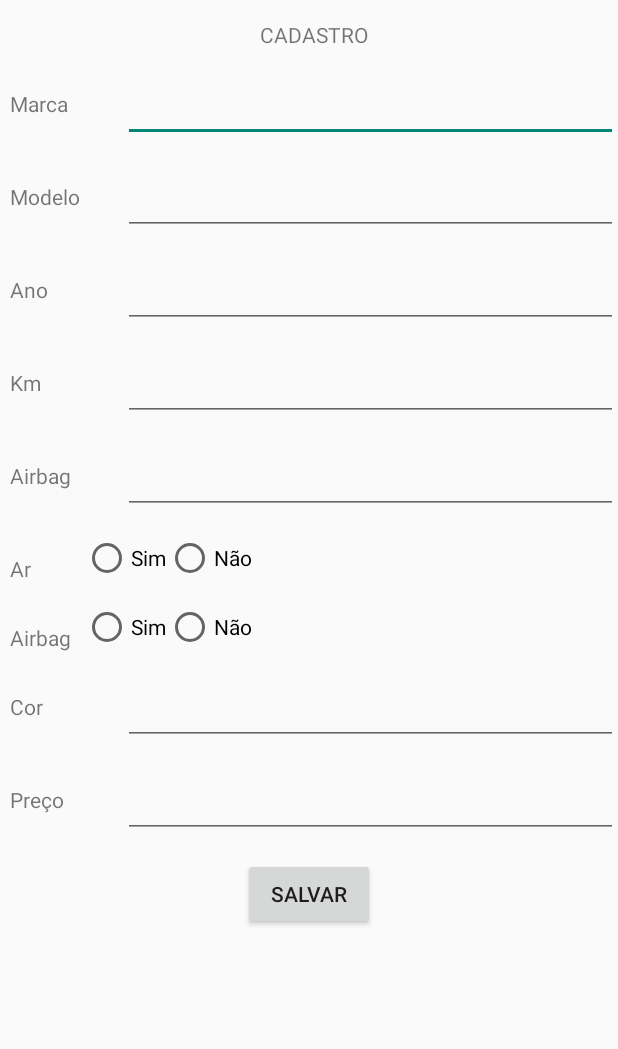
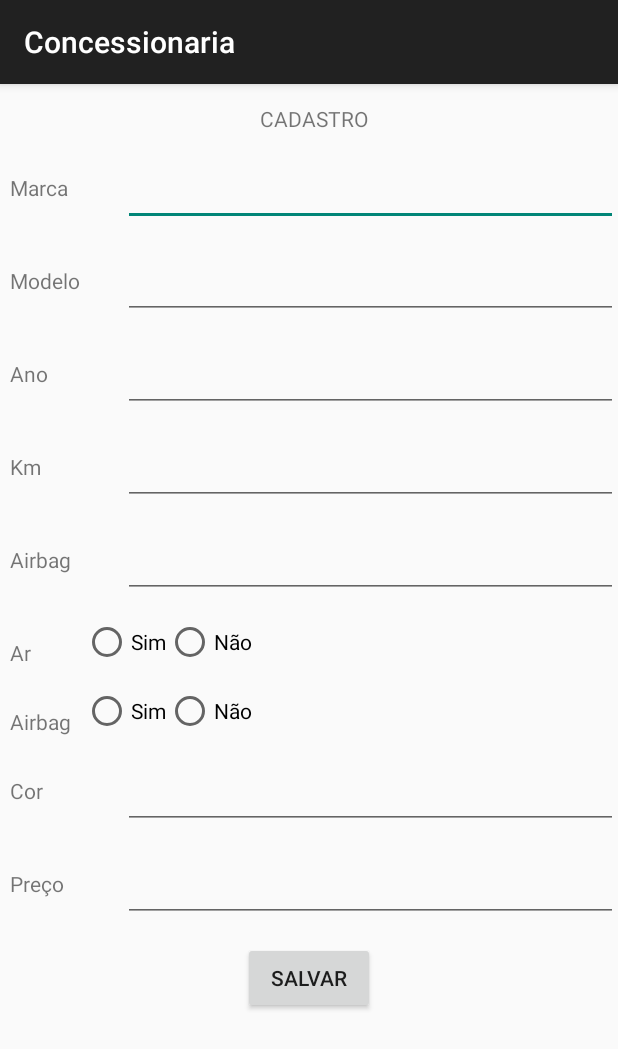
Before and after one commit to mdamaceno/concessionaria, an Android app: the CadastroCarro screen opened directly, with no data from a screen before it, on a phone screen of 412 x 824 dp. Shown: the top 1049 px of the screen. Run offline under Robolectric (Android 15) with nearby library versions, the phone set to English and light mode, and no system bars.

Commit message:
Adicionada ActionBar a CadastroCarro.java

```diff
--- a/app/src/main/java/com/example/mdamaceno/concessionaria/CadastroCarro.java
+++ b/app/src/main/java/com/example/mdamaceno/concessionaria/CadastroCarro.java
@@ -1,14 +1,16 @@
 package com.example.mdamaceno.concessionaria;
 
+import android.app.ActionBar;
 import android.app.Activity;
 import android.os.Bundle;
+import android.support.v7.app.ActionBarActivity;
 import android.view.View;
 import android.widget.EditText;
 
 /**
  * Created by mdamaceno on 25/03/15.
  */
-public class CadastroCarro extends Activity {
+public class CadastroCarro extends ActionBarActivity {
     @Override
     public void onCreate(Bundle savedInstanceState) {
         super.onCreate(savedInstanceState);
--- a/app/src/main/java/com/example/mdamaceno/concessionaria/MainActivity.java
+++ b/app/src/main/java/com/example/mdamaceno/concessionaria/MainActivity.java
@@ -29,12 +29,15 @@ public class MainActivity extends ActionBarActivity {
         String usuarioInformado = edtUsuario.getText().toString();
         String senhaInformada = edtSenha.getText().toString();
 
-        if ("marco".equals(usuarioInformado) || "victor".equals(usuarioInformado) && "123".equals(senhaInformada)) {
+        if ("marco".equals(usuarioInformado) && "123".equals(senhaInformada)) {
             startActivity(new Intent(this, CadastroCarro.class));
+        } else if ("victor".equals(usuarioInformado) && "123".equals(senhaInformada)){
+        startActivity(new Intent(this, CadastroCarro.class));
         } else {
             String mensagemErro = "Usuário ou senha inválidos!";
             Toast toast = Toast.makeText(this, mensagemErro, Toast.LENGTH_LONG);
             toast.show();
+            edtSenha.setText("");
         }
     }
 }
```
